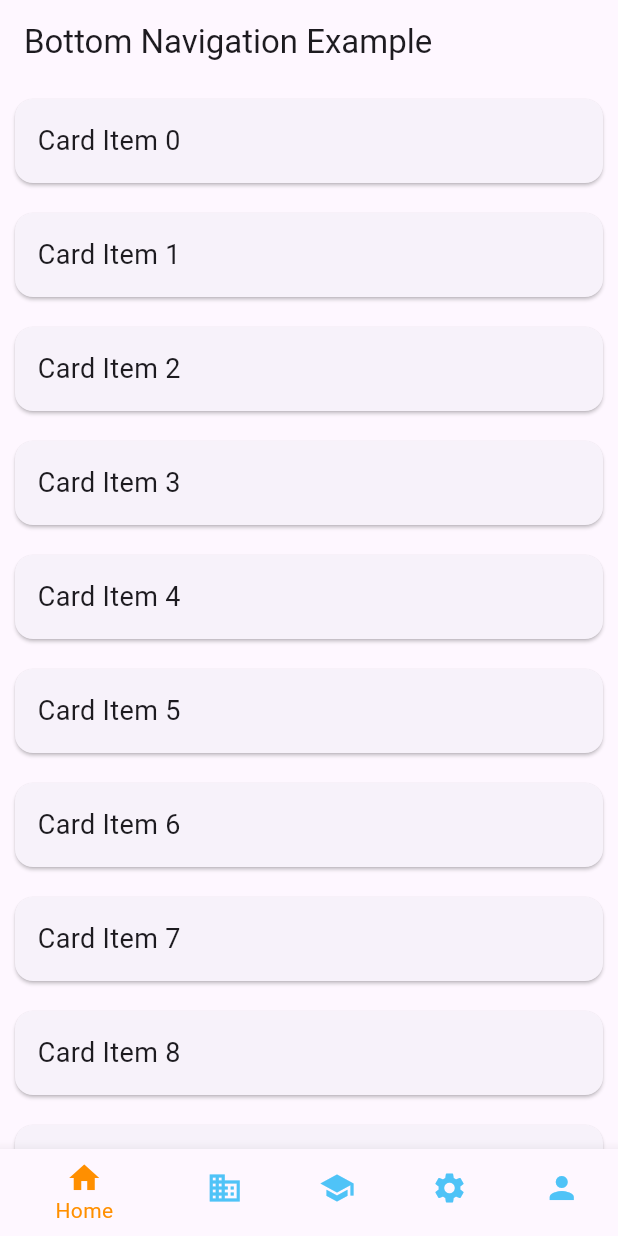
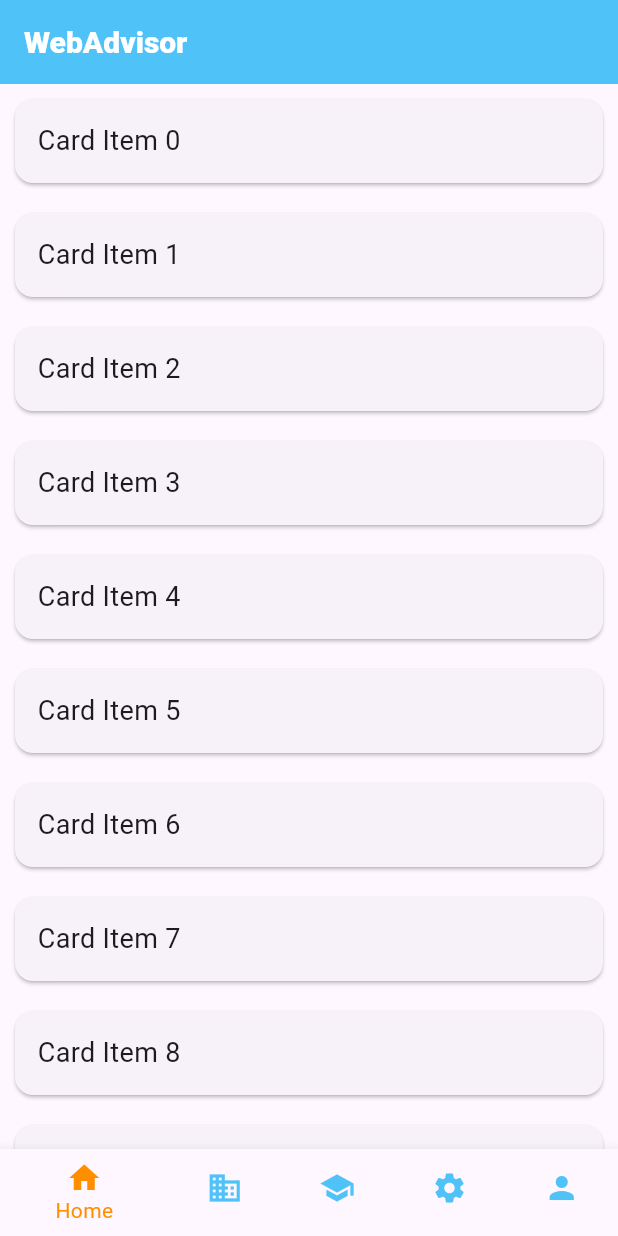
Before and after one commit to OBSoft-Berkaycel/WebAdvisor, a Flutter app: the screen it shows after launch, on a phone screen of 412 x 824 dp. Run offline on Flutter 3.47's test engine with Material 3 defaults, Android fonts, the phone set to English and light mode, and no system bars.

Commit message:
Appbar title was changed

```diff
--- a/lib/main.dart
+++ b/lib/main.dart
@@ -40,7 +40,9 @@ class _HomeScreenState extends State<HomeScreen> {
   Widget build(BuildContext context) {
     return Scaffold(
       appBar: AppBar(
-        title: Text('Bottom Navigation Example'),
+        title: const Text('WebAdvisor'),
+        backgroundColor: Colors.lightBlue[300],
+        titleTextStyle: const TextStyle(color: Colors.white,fontWeight: FontWeight.w800, fontSize: 20),
       ),
       body: _widgetOptions.elementAt(_selectedIndex),
       bottomNavigationBar: Container(
@@ -73,9 +75,6 @@ class _HomeScreenState extends State<HomeScreen> {
           selectedItemColor: Colors.amber[800],
           unselectedItemColor: Colors.lightBlue[300], // Seçilmemiş item rengi
           onTap: _onItemTapped,
-          backgroundColor: Colors.transparent, // Arka plan rengini transparan yaptık
-          selectedLabelStyle: TextStyle(color: Colors.amber[800]),
-          unselectedLabelStyle: TextStyle(color: Colors.lightBlue[300]),
         ),
       ),
     );
@@ -89,12 +88,12 @@ class ScrollableCardList extends StatelessWidget {
       itemCount: 15,
       itemBuilder: (context, index) {
         return Card(
-          margin: EdgeInsets.all(10),
+          margin: const EdgeInsets.all(10),
           child: Padding(
             padding: const EdgeInsets.all(15.0),
             child: Text(
               'Card Item $index',
-              style: TextStyle(fontSize: 18),
+              style: const TextStyle(fontSize: 18),
             ),
           ),
         );
```
